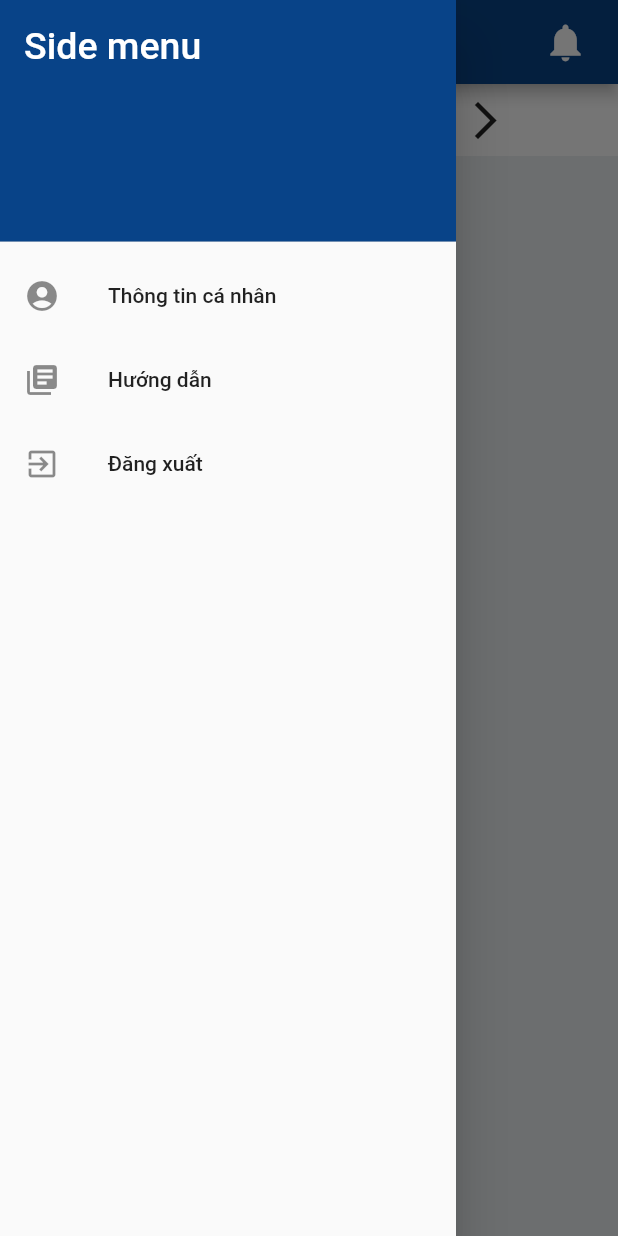
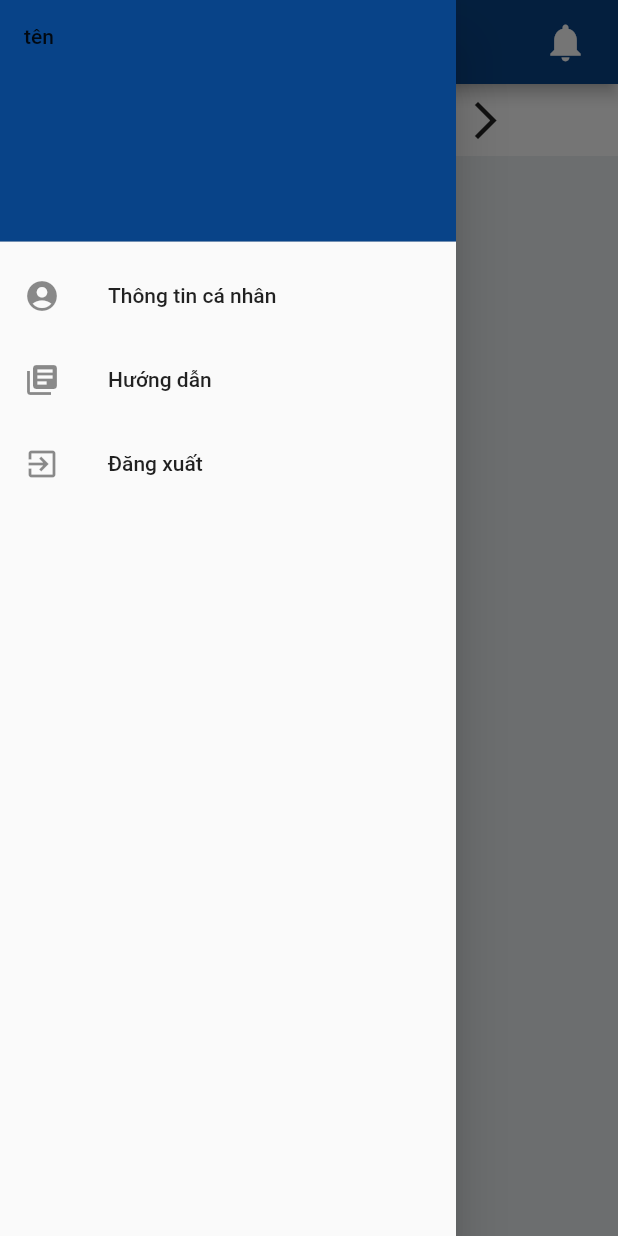
Before and after one commit to HoangPhuc1999/flutter_login, a Flutter app: the HomeScreen screen opened directly with empty values, after a tap on the "arrow forward ios" icon, after a tap on the "account circle" icon, on a phone screen of 412 x 824 dp. Run offline on Flutter 3.47's test engine with Material 2 defaults, Android fonts, the phone set to English and light mode, and no system bars; our stand-ins replace bloc, flutter_bloc, shared_preferences; accounts and stored records are empty; network calls fail.

Commit message:
fix Datetime

```diff
--- a/lib/Trip/trip_bloc.dart
+++ b/lib/Trip/trip_bloc.dart
@@ -3,24 +3,29 @@ import 'dart:async';
 import 'package:bloc/bloc.dart';
 import 'package:flutterlogin/entity.dart';
 import 'package:flutterlogin/trip_repository.dart';
+import 'package:intl/intl.dart';
 import 'package:meta/meta.dart';
 
 part 'trip_event.dart';
+
 part 'trip_state.dart';
 
 class TripBloc extends Bloc<TripEvent, TripState> {
   TripBloc() : super(TripInitial());
   TripRepository tripRepository = TripRepository();
+   DateTime dateTime = DateTime.now();
+
 
   @override
   Stream<TripState> mapEventToState(
     TripEvent event,
   ) async* {
-    if(event is GetDataTripEvent){
+    if (event is GetDataTripEvent) {
       List<TripObject> triplist = <TripObject>[];
-      triplist = await tripRepository.getTripInfo('20200805');
+      String formattedDate = DateFormat('yyyyMMdd ').format(dateTime);
+      print('vaicalon'+formattedDate);
+      triplist = await tripRepository.getTripInfo(formattedDate);
       yield GetTripListTripState(triplist);
     }
-
   }
 }
--- a/lib/firstpage/loginpage.dart
+++ b/lib/firstpage/loginpage.dart
@@ -3,6 +3,8 @@ import 'package:flutter_bloc/flutter_bloc.dart';
 import 'package:flutterlogin/firstpage/first_bloc.dart';
 import 'package:flutterlogin/route.dart';
 import 'package:shared_preferences/shared_preferences.dart';
+
+import '../constant.dart';
 
 class FirstScreen extends StatefulWidget {
   @override
@@ -44,6 +46,8 @@ class _FirstScreenState extends State<FirstScreen> {
     return prefs;
   }
 
+
+
   @override
   Widget build(BuildContext context) {
     return BlocBuilder<FirstBloc, FirstState>(
@@ -53,7 +57,7 @@ class _FirstScreenState extends State<FirstScreen> {
             addStringToSF('1', myController.text);
             addStringToSF('2', myController1.text);
             print('hello');
-           // openNextPage(context);
+            openNextPage(context);
             return false;
           } else if (state is LoginFailFirstState) {
             _fail(state.errorMessage);
--- a/lib/main.dart
+++ b/lib/main.dart
@@ -1,7 +1,6 @@
 import 'package:flutter/material.dart';
 import 'package:flutter_localizations/flutter_localizations.dart';
 import 'package:flutterlogin/constant.dart';
-import 'package:flutterlogin/example.dart';
 import 'package:flutterlogin/route.dart';
 import 'package:flutterlogin/splashscreen.dart';
 import 'package:shared_preferences/shared_preferences.dart';
@@ -12,7 +11,9 @@ import 'firstpage/loginpage.dart';
 void main()async {
   WidgetsFlutterBinding.ensureInitialized();
   SharedPreferences prefs = await SharedPreferences.getInstance();
-  print(prefs.getString(Constant.userInfo));
+  print(prefs.getString(Constant.fullName));
+
+
   runApp(MaterialApp(
     localizationsDelegates: [
       GlobalMaterialLocalizations.delegate,
@@ -27,7 +28,7 @@ void main()async {
     title: 'Named Routes Demo',
     initialRoute: RoutesName.splashscreen,
     onGenerateRoute: (RouteSettings settings) => routeSetting(settings),
-  //home: MyExample(),
+
 
   ));
 }
--- a/lib/second/homescreen.dart
+++ b/lib/second/homescreen.dart
@@ -4,6 +4,8 @@ import 'package:flutterlogin/Trip/Trippage.dart';
 import 'package:flutterlogin/Trip/trip_bloc.dart';
 import 'package:flutterlogin/entity.dart';
 import 'package:flutterlogin/second/second_bloc.dart';
+import 'package:shared_preferences/shared_preferences.dart';
+import 'package:flutterlogin/constant.dart';
 import '../route.dart';
 import 'package:flutterlogin/calendar/calendar_item.dart';
 
@@ -23,6 +25,7 @@ class HomeScreen extends StatefulWidget {
 class _HomeScreenState extends State<HomeScreen> {
   final SecondBloc bloc = SecondBloc();
   final TripBloc tripBloc = TripBloc();
+  String fullname = 'Tên';
 
   TripRepository tripRepository = TripRepository();
 
@@ -35,6 +38,8 @@ class _HomeScreenState extends State<HomeScreen> {
 
   @override
   void initState() {
+    getFullName();
+    print('đay nhé'+fullname);
     bloc.add(GetDataSecondEvent());
     super.initState();
   }
@@ -114,10 +119,7 @@ class _HomeScreenState extends State<HomeScreen> {
         padding: EdgeInsets.zero,
         children: <Widget>[
           const DrawerHeader(
-            child: Text(
-              'Side menu',
-              style: TextStyle(color: Colors.white, fontSize: 25),
-            ),
+            child: Text("tên"),
             decoration: BoxDecoration(
               color: Color(0xFF084388),
             ),
@@ -141,4 +143,10 @@ class _HomeScreenState extends State<HomeScreen> {
       ),
     );
   }
+
+  Future<String> getFullName() async {
+    final SharedPreferences prefs = await SharedPreferences.getInstance();
+    prefs.getString(Constant.fullName);
+      fullname = prefs.getString(Constant.fullName);
+  }
 }
--- a/lib/second/second_bloc.dart
+++ b/lib/second/second_bloc.dart
@@ -1,7 +1,6 @@
 import 'dart:async';
 
 import 'package:bloc/bloc.dart';
-import 'package:flutterlogin/entity.dart';
 import 'package:meta/meta.dart';
 
 import '../trip_repository.dart';
--- a/lib/user_repository.dart
+++ b/lib/user_repository.dart
@@ -24,6 +24,8 @@ class UserRepository {
           Constant.userId, getString(Constant.id, response.response[Constant.userInfo] as Map<String, dynamic>));
       prefs.setString(
           Constant.token, getString(Constant.tokenKey, response.response[Constant.token] as Map<String, dynamic>));
+      prefs.setString(
+          Constant.fullName, getString(Constant.fullName, response.response[Constant.userInfo] as Map<String, dynamic>));
       prefs.setString(Constant.company, json.encode(jsonResult[Constant.company]));
       prefs.setString(
           Constant.companyId, getString(Constant.companyId, jsonResult[Constant.company] as Map<String, dynamic>));
--- a/pubspec.yaml
+++ b/pubspec.yaml
@@ -21,6 +21,7 @@ environment:
   sdk: ">=2.7.0 <3.0.0"
 
 dependencies:
+  intl: ^0.16.1
   flutter_localizations:
     sdk: flutter
   json_annotation: ^2.4.0
```
Also changed, not shown: pubspec.lock.
